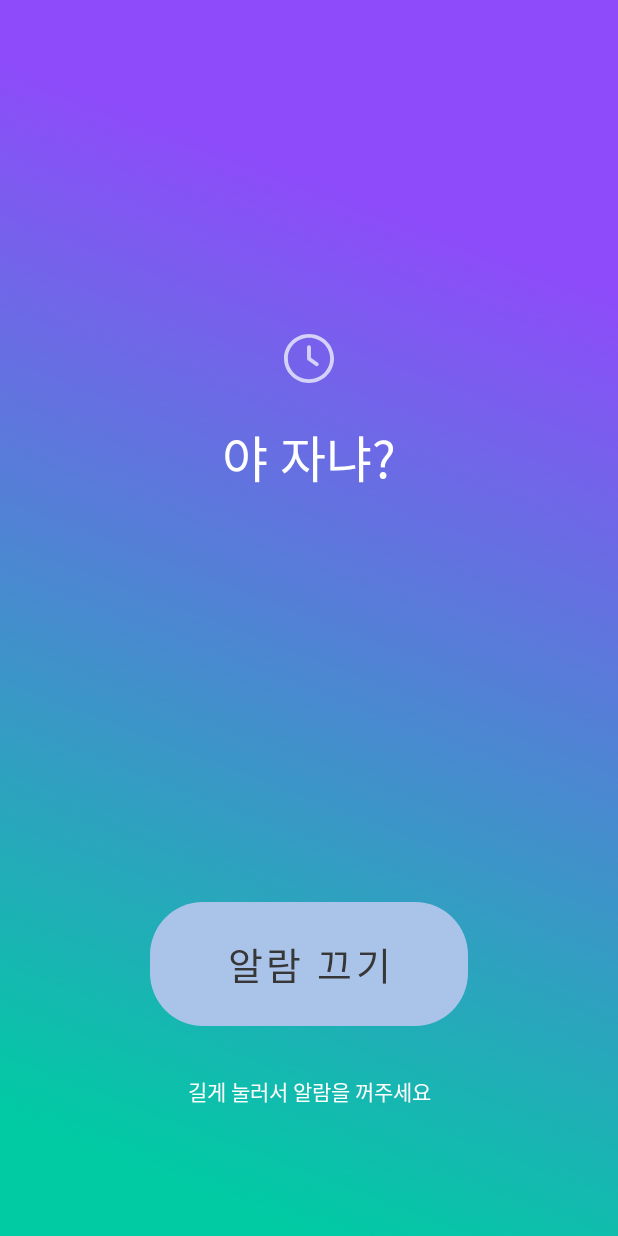
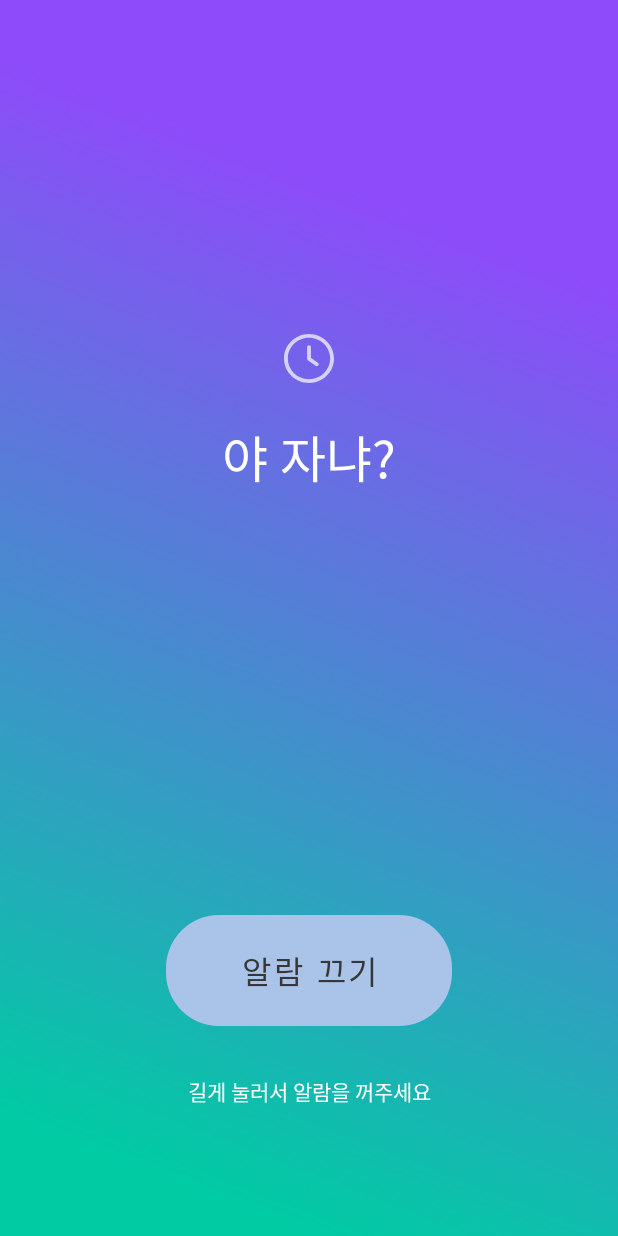
Before and after one commit to hyrumk/AreYouPalm, an Android app: the AlarmActivity screen opened directly, with no data from a screen before it, on a phone screen of 412 x 824 dp. Run offline under Robolectric (Android 15) with nearby library versions, the phone set to English and light mode, and no system bars; 2 statements that could not run were skipped.

Commit message:
Add text limitation

```diff
--- a/app/src/main/res/layout/activity_alarm.xml
+++ b/app/src/main/res/layout/activity_alarm.xml
@@ -58,7 +58,7 @@
         android:layout_width="wrap_content"
         android:layout_height="wrap_content"
         android:orientation="horizontal"
-        app:layout_constraintGuide_percent="0.73"/>
+        app:layout_constraintGuide_percent="0.74"/>
 
     <androidx.constraintlayout.widget.Guideline
         android:id="@+id/alarmbuttonbottom_guideline"
@@ -131,7 +131,7 @@
         android:layout_height="0dp"
         android:text="알람 끄기"
         android:textColor="@color/grey_letter_alarm"
-        android:textSize="25sp"
+        android:textSize="21sp"
         android:background="@drawable/alarmoff"
         android:gravity="center"
         app:layout_constraintDimensionRatio="18:7"
--- a/app/src/main/res/values/colors.xml
+++ b/app/src/main/res/values/colors.xml
@@ -11,4 +11,5 @@
     <color name="grey_letter">#656565</color>
     <color name="redon">#ff5c59</color>
     <color name="grey_letter_alarm">#373737</color>
+    <color name="red">#FF0000</color>
 </resources>
```
Also changed, not shown: app/src/main/java/com/madcamp/areyoupalm/SetAlarm.java (+6 -7 lines), app/src/main/res/layout/activity_set_alarm.xml (+23 -1 lines).
